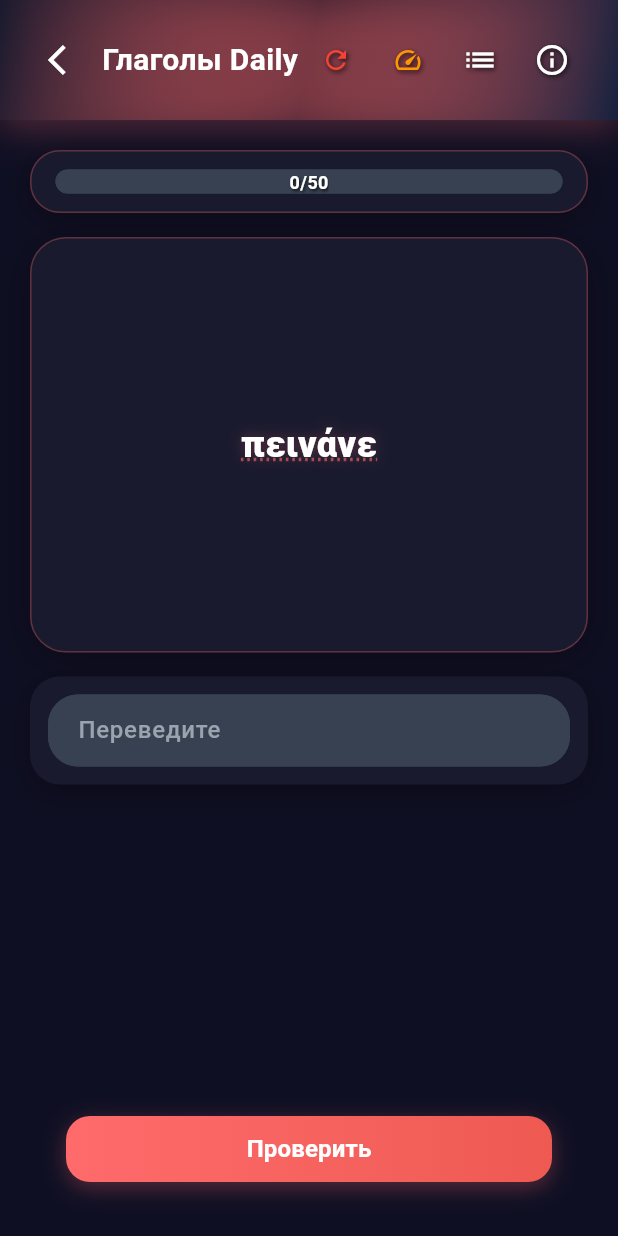
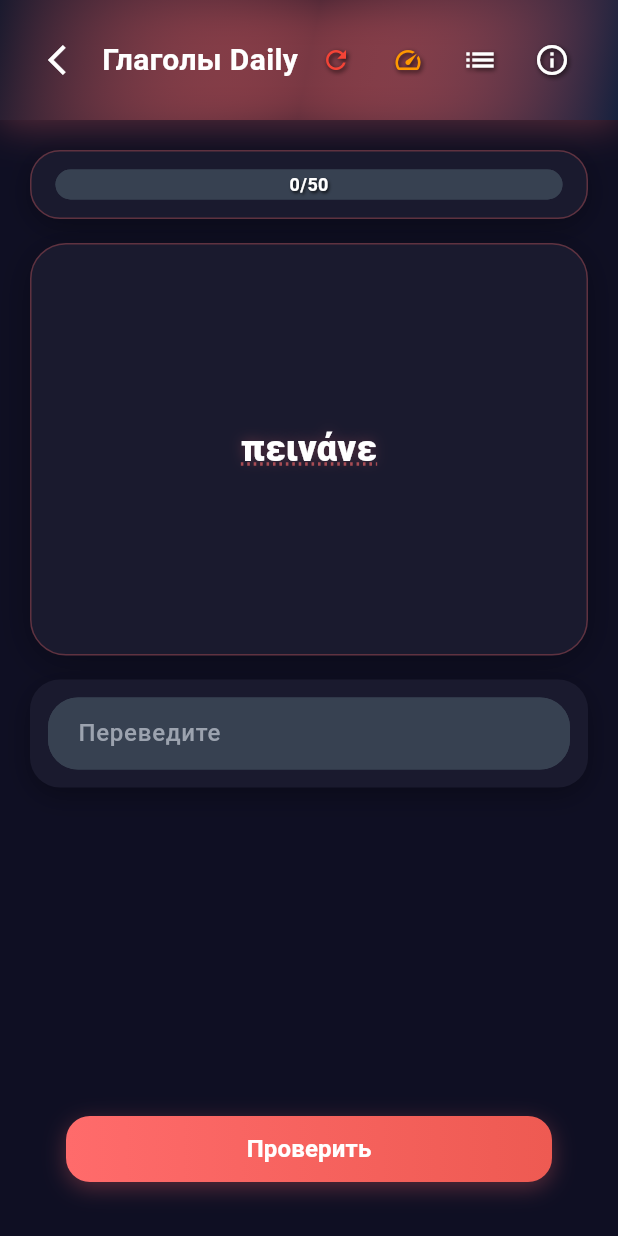
Before and after one commit to somejet/gr_quiz, a Flutter app: the QuizScreen screen opened directly, on a phone screen of 412 x 824 dp. Run offline on Flutter 3.47's test engine with Material 3 defaults, Android fonts, the phone set to English and light mode, and no system bars; our stand-ins replace shared_preferences; missing offline and left inert: universal_html; accounts and stored records are empty.

Commit message:
Улучшен прогресс-бар - единая неразрывная полоска
- Увеличена высота прогресс-бара (20px/24px)
- Создана единая неразрывная полоска из зеленых и красных сегментов
- Убраны промежутки между сегментами
- Правильные скругления только по краям полоски
- Использован Row с Expanded для пропорционального распределения
- Улучшен визуальный вид прогресс-бара

```diff
--- a/lib/screens/quiz_screen.dart
+++ b/lib/screens/quiz_screen.dart
@@ -887,10 +887,10 @@ class _QuizScreenState extends State<QuizScreen>
             children: [
               // Компактная полоска прогресса с цветовой индикацией
               Container(
-                height: MediaQuery.of(context).size.width > 600 ? 20 : 16,
+                height: MediaQuery.of(context).size.width > 600 ? 24 : 20,
                 decoration: BoxDecoration(
                   color: const Color(0xFF374151),
-                  borderRadius: BorderRadius.circular(10),
+                  borderRadius: BorderRadius.circular(12),
                 ),
                 child: Stack(
                   children: [
@@ -898,34 +898,45 @@ class _QuizScreenState extends State<QuizScreen>
                     Container(
                       decoration: BoxDecoration(
                         color: const Color(0xFF374151),
-                        borderRadius: BorderRadius.circular(10),
+                        borderRadius: BorderRadius.circular(12),
                       ),
                     ),
-                    // Правильные ответы (зеленые) - заполняют прогресс
+                    // Единая полоска прогресса (зеленые + красные сегменты)
+                    Row(
+                      children: [
+                        // Правильные ответы (зеленые)
                         if (_correctAnswers > 0)
-                      FractionallySizedBox(
-                        alignment: Alignment.centerLeft,
-                        widthFactor: (_correctAnswers / _targetQuestions * _progressAnimation.value).clamp(0.0, 1.0),
+                          Expanded(
+                            flex: _correctAnswers,
                             child: Container(
                               decoration: BoxDecoration(
                                 color: Colors.green,
-                            borderRadius: BorderRadius.circular(10),
+                                borderRadius: BorderRadius.only(
+                                  topLeft: const Radius.circular(12),
+                                  bottomLeft: const Radius.circular(12),
+                                  topRight: _wrongAnswers > 0 ? Radius.zero : const Radius.circular(12),
+                                  bottomRight: _wrongAnswers > 0 ? Radius.zero : const Radius.circular(12),
                                 ),
                               ),
                             ),
-                    // Неправильные ответы (красные) - отдельные сегменты
+                          ),
+                        // Неправильные ответы (красные)
                         if (_wrongAnswers > 0)
-                      Positioned(
-                        left: (_correctAnswers / _targetQuestions * MediaQuery.of(context).size.width * 0.8).clamp(0.0, double.infinity),
-                        top: 0,
-                        bottom: 0,
-                        width: (_wrongAnswers / _targetQuestions * MediaQuery.of(context).size.width * 0.8).clamp(0.0, double.infinity),
+                          Expanded(
+                            flex: _wrongAnswers,
                             child: Container(
                               decoration: BoxDecoration(
                                 color: Colors.red,
-                            borderRadius: BorderRadius.circular(10),
+                                borderRadius: BorderRadius.only(
+                                  topLeft: _correctAnswers > 0 ? Radius.zero : const Radius.circular(12),
+                                  bottomLeft: _correctAnswers > 0 ? Radius.zero : const Radius.circular(12),
+                                  topRight: const Radius.circular(12),
+                                  bottomRight: const Radius.circular(12),
                                 ),
                               ),
+                            ),
+                          ),
+                      ],
                     ),
                     // Текст прогресса поверх полоски
                     Center(
```
Lines whose indentation alone changed are shown as unchanged.
